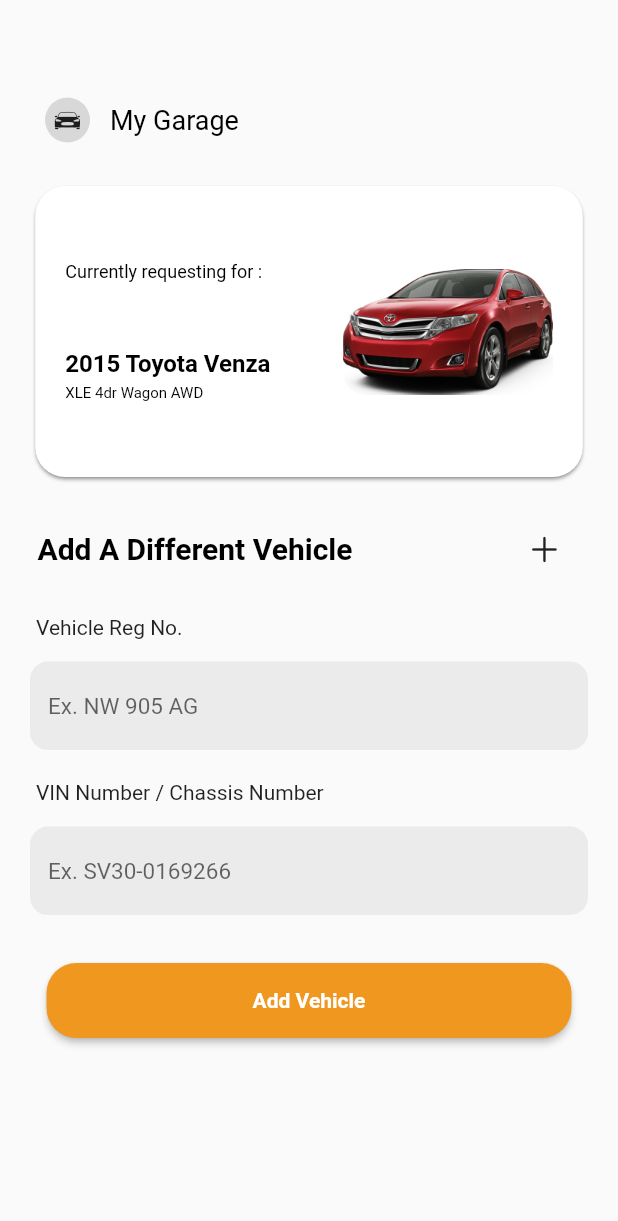
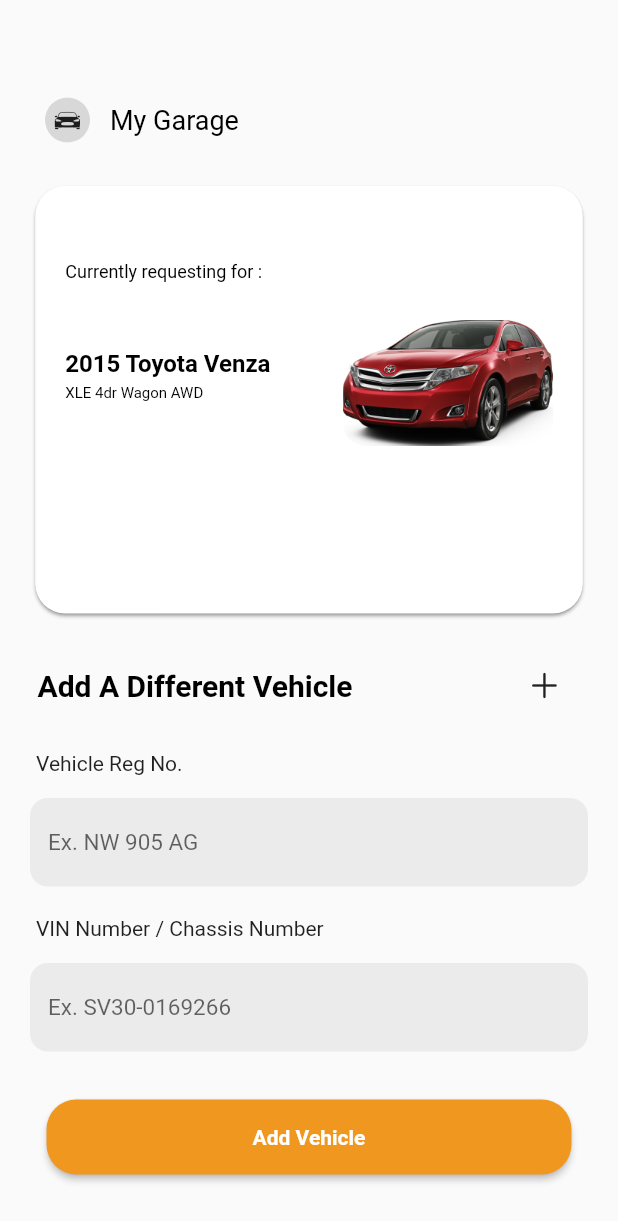
Before and after one commit to sinetakih/new-nesco, a Flutter app: the Garage screen opened directly, on a phone screen of 412 x 824 dp. Shown: the top 1221 px of the screen. Run offline on Flutter 3.47's test engine with Material 2 defaults, Android fonts, the phone set to English and light mode, and no system bars; our stand-ins replace dartz, firebase_core, google_nav_bar, shared_preferences; accounts and stored records are empty; Roboto replaces fonts that are missing (Lato-Bold, Lato-Regular).

Commit message:
completed pages

```diff
--- a/lib/screens/garage.dart
+++ b/lib/screens/garage.dart
@@ -59,6 +59,8 @@
             text1: 'Currently requesting for :',
             text2: '2015 Toyota Venza',
             text3: 'XLE 4dr Wagon AWD',
+            infotext: '',
+            messagetext: '',
             image: AssetImage(
               'assets/image/venza3.png',
             ),
--- a/lib/screens/widgets/button_widget.dart
+++ b/lib/screens/widgets/button_widget.dart
@@ -6,10 +6,16 @@
 class GeneralButton extends StatelessWidget {
   final String? buttonText;
   final Color? color;
+  final Function? onTouch;
   final TextEditingController regNumberController = TextEditingController();
 
   final TextEditingController vinController = TextEditingController();
-  GeneralButton({super.key, this.buttonText, this.color});
+  GeneralButton({
+    super.key,
+    this.buttonText,
+    this.color,
+    this.onTouch,
+  });
 
   Widget build(BuildContext context) {
     return Container(
@@ -17,7 +23,9 @@
         width: 350,
         height: 50,
         child: ElevatedButton(
-          onPressed: () {},
+          onPressed: () {
+            onTouch!();
+          },
           style: ElevatedButton.styleFrom(
             primary: color!,
             shape: RoundedRectangleBorder(
--- a/lib/screens/widgets/cards_widget.dart
+++ b/lib/screens/widgets/cards_widget.dart
@@ -6,6 +6,8 @@
   final String? text1;
   final String? text2;
   final String? text3;
+  final String infotext;
+  final String messagetext;
   final AssetImage? image;
   const CardsBox({
     super.key,
@@ -13,6 +15,10 @@
     this.text2,
     this.text3,
     this.image,
+    required this.infotext,
+    required this.messagetext,
+    //this.infotext,
+    // this.messagetext,
   });
 
   @override
@@ -29,7 +35,9 @@
             horizontal: 20,
             vertical: 50,
           ),
-          child: Row(
+          child: Column(
+            children: [
+              Row(
                 //crossAxisAlignment: CrossAxisAlignment.start,
                 mainAxisAlignment: MainAxisAlignment.spaceBetween,
                 children: [
@@ -70,6 +78,17 @@
                           color: Colors.black,
                         ),
                       ),
+                      SizedBox(
+                        height: 45,
+                      ),
+                      Text(
+                        infotext,
+                        //textAlign: TextAlign.left,
+                        style: TextStyle(
+                            fontFamily: 'Lato-Bold',
+                            fontSize: 20,
+                            fontWeight: FontWeight.w700),
+                      ),
                     ],
                   ),
                   Column(
@@ -80,6 +99,21 @@
                         height: 84,
                       )
                     ],
+                  ),
+                ],
+              ),
+              SizedBox(
+                height: 7,
+              ),
+              Text(
+                messagetext,
+                textAlign: TextAlign.left,
+                style: TextStyle(
+                  fontFamily: 'Lato-Regular',
+                  fontWeight: FontWeight.normal,
+                  fontSize: 14,
+                  // textAlign: TextAlign.justify,
+                ),
               )
             ],
           ),
```
Also changed, not shown: lib/screens/confirmatoin_screen.dart (added, +47 -0 lines), lib/screens/homescreen.dart (+16 -4 lines), lib/screens/payment_page.dart (added, +92 -0 lines), lib/screens/schedule_details.dart (added, +88 -0 lines), lib/screens/service_contact.dart (added, +10 -0 lines), lib/screens/service_details.dart (added, +97 -0 lines), lib/screens/widgets/contact_details.dart (added, +44 -0 lines). Lines whose indentation alone changed are shown as unchanged.
